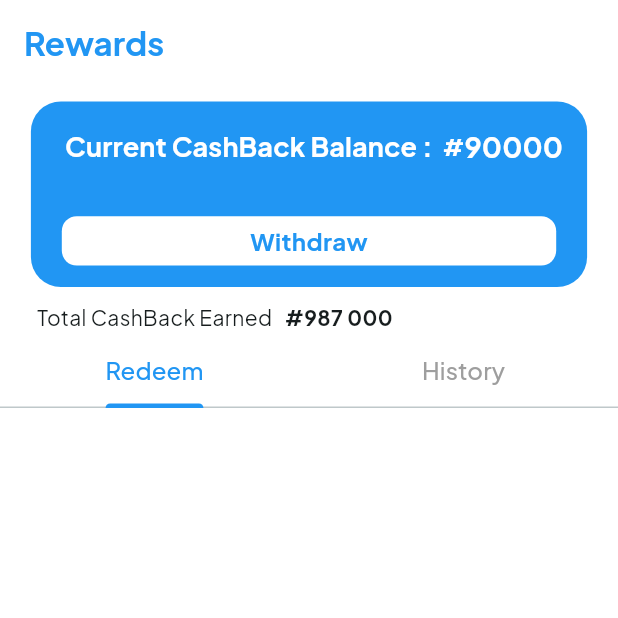
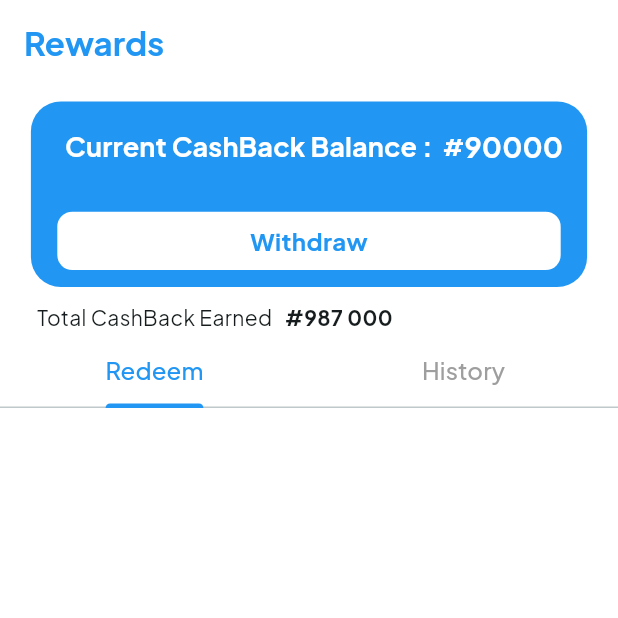
Before and after one commit to ThatLinuxGuyYouKnow/Rewards, a Flutter app: the screen it shows after launch, on a phone screen of 412 x 824 dp, the top half of it. Run offline on Flutter 3.47's test engine with Material 3 defaults, Android fonts, the phone set to English and light mode, and no system bars; our stand-ins replace google_fonts.

Commit message:
renamed tab=>tile

```diff
--- a/lib/Tabs/rewardsTab.dart
+++ b/lib/Tabs/rewardsTab.dart
@@ -1,4 +1,4 @@
-import 'package:balancee_rewards/Tiles/redeemBalanceTabPage.dart';
+import 'package:balancee_rewards/Tiles/redeemBalanceTile.dart';
 import 'package:flutter/material.dart';
 
 class RedeemTab extends StatelessWidget {
@@ -11,7 +11,7 @@ class RedeemTab extends StatelessWidget {
       child: Padding(
         padding: EdgeInsets.symmetric(horizontal: screenWidth * .05),
         child: Column(
-          children: [RedeemBalanceTab()],
+          children: [RedeemBalanceTile()],
         ),
       ),
     );
--- a/lib/Tiles/redeemBalanceTabPage.dart
+++ b/lib/Tiles/redeemBalanceTile.dart
@@ -1,8 +1,8 @@
 import 'package:balancee_rewards/ReusableWidgets/text.dart';
 import 'package:flutter/material.dart';
 
-class RedeemBalanceTab extends StatelessWidget {
-  RedeemBalanceTab({super.key});
+class RedeemBalanceTile extends StatelessWidget {
+  RedeemBalanceTile({super.key});
   Widget build(BuildContext context) {
     double screenWidth = MediaQuery.of(context).size.width;
     double screenHeight = MediaQuery.of(context).size.height;
--- a/lib/Tiles/rewardBalanceTiles.dart
+++ b/lib/Tiles/rewardBalanceTiles.dart
@@ -58,8 +58,10 @@ class WithdrawCashBackBalance extends StatelessWidget {
       ),
       height: screenHeight * 0.04,
       width: screenWidth * 0.8,
-      decoration: BoxDecoration(
-          color: Colors.white, borderRadius: BorderRadius.circular(10)),
+      decoration: BoxDecoration(boxShadow: [
+        BoxShadow(
+            color: Colors.white, spreadRadius: 3, blurStyle: BlurStyle.outer)
+      ], color: Colors.white, borderRadius: BorderRadius.circular(10)),
     ));
   }
 }
```
